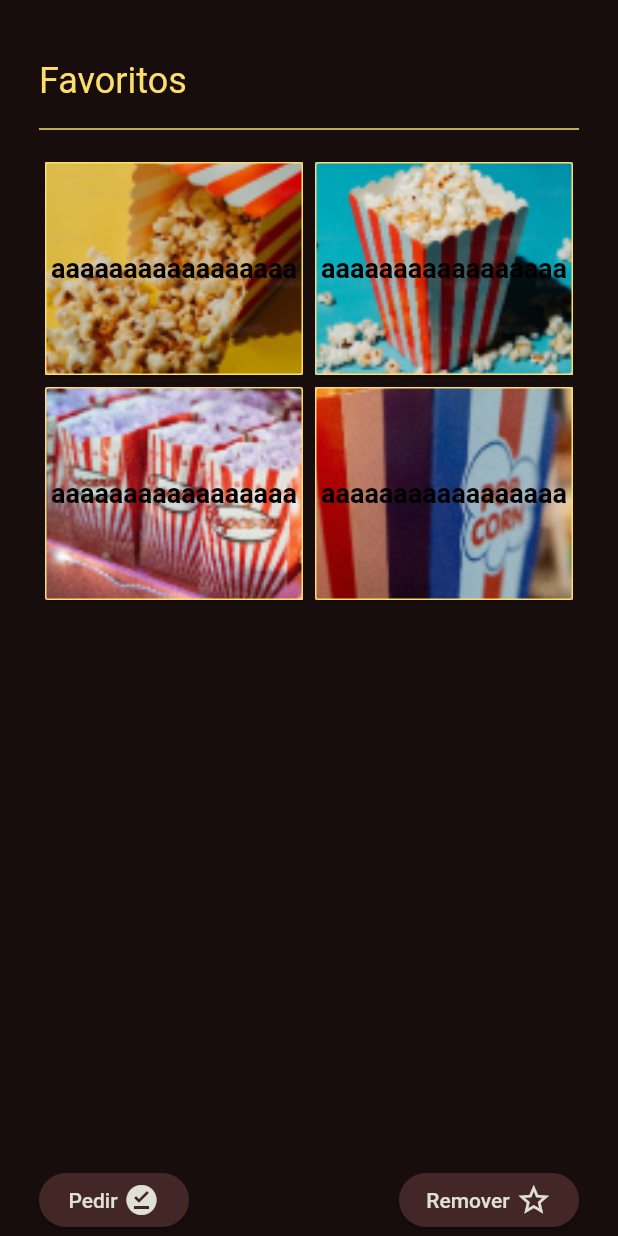
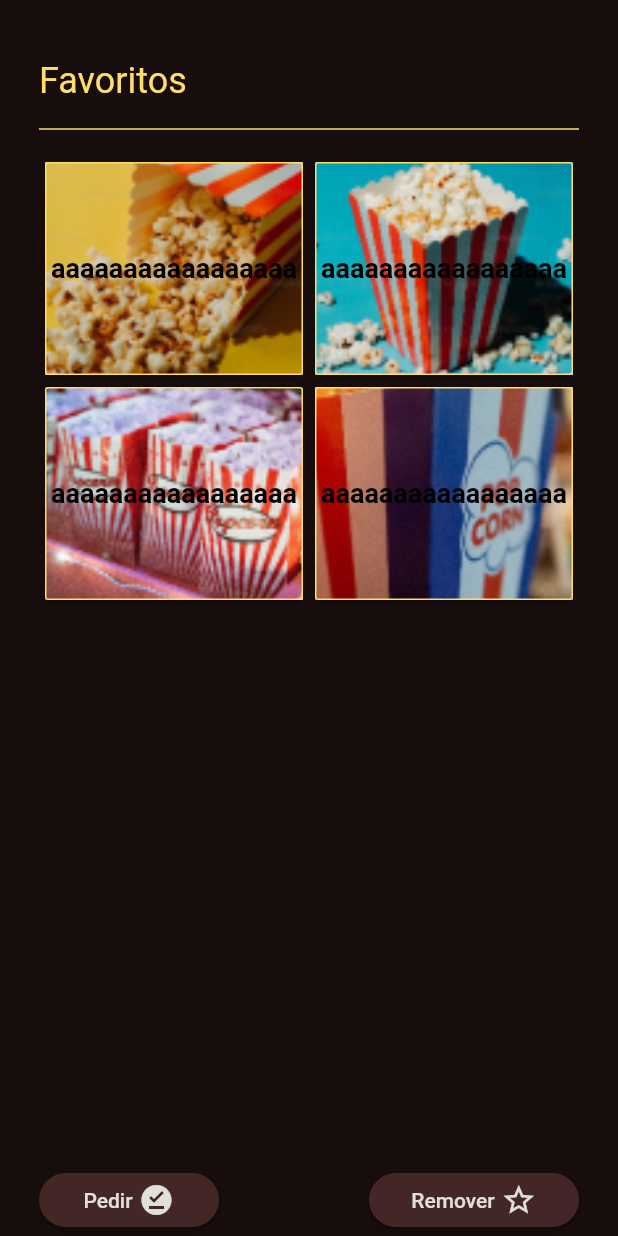
Before and after one commit to CauiDavis/cinefood, a Flutter app: the FavoritesClient screen opened directly, on a phone screen of 412 x 824 dp. Run offline on Flutter 3.47's test engine with Material 2 defaults, Android fonts, the phone set to English and light mode, and no system bars; our stand-ins replace firebase_auth, firebase_core, google_sign_in; accounts and stored records are empty; generated files the repository leaves out were written again.

Commit message:
Update favortes_client.dart

```diff
--- a/lib/screens/client/favortes_client.dart
+++ b/lib/screens/client/favortes_client.dart
@@ -38,7 +38,8 @@ class FavoritesClient extends StatelessWidget {
                 itemCount: 4,
                 itemBuilder: (context, index) {
                   return CardsHome(
-                     backgroundImage: AssetImage('assets/pipoca$index.png'),
+                    backgroundImage: AssetImage('assets/pipoca$index.png'),
+                    dynamicText: '',
                   );
                 },
               ))),
@@ -46,7 +47,7 @@ class FavoritesClient extends StatelessWidget {
                 ElevatedButton(
                   onPressed: () {},
                   style: ElevatedButton.styleFrom(
-                    maximumSize: const Size(100, 40),
+                    maximumSize: const Size(120, 40),
                   ),
                   child: Row(
                     mainAxisAlignment: MainAxisAlignment.center,
@@ -68,7 +69,7 @@ class FavoritesClient extends StatelessWidget {
                 ElevatedButton(
                   onPressed: () {},
                   style: ElevatedButton.styleFrom(
-                    maximumSize: const Size(120, 40),
+                    maximumSize: const Size(140, 40),
                   ),
                   child: Row(
                     mainAxisAlignment: MainAxisAlignment.center,
```
